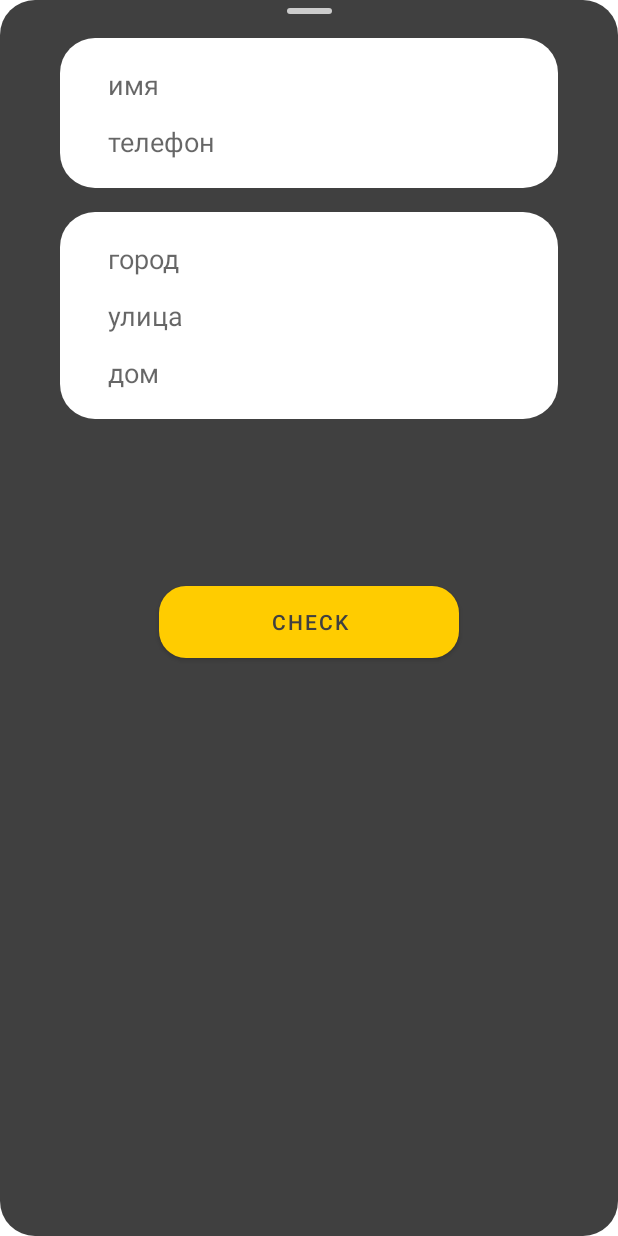
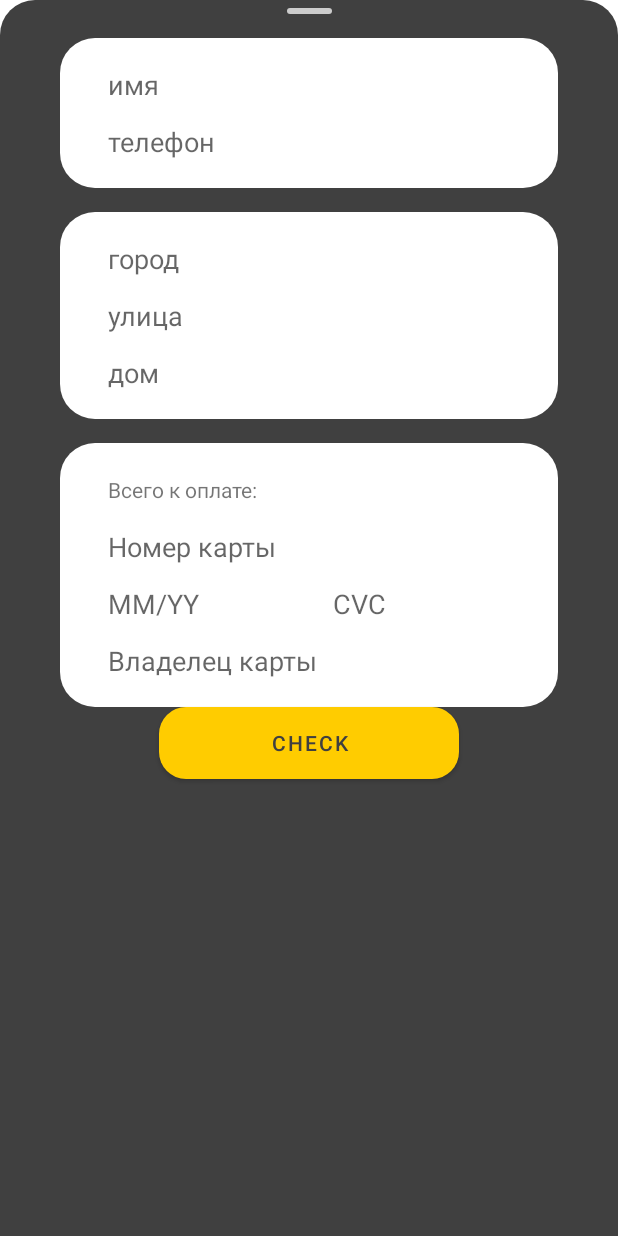
Before and after one commit to HiPPoTUS/IikoApi, an Android app: the layout on_order_pop_up.xml on its own in the app's theme, with its tools: preview values and no code run, on a phone screen of 412 x 824 dp. Run offline under Robolectric (Android 15) with nearby library versions, the phone set to English and light mode, and no system bars.

Commit message:
крч я просто добавил вьюшку по нажатию на оплатить она появляется я создал класс чекаутпэймент как холдер тип чтобы не загромождать дженерал активити тебе видимо нужно проверить на валидноть и на сколько я помню ордер доступен везде так чтио зависимости тянуть не придется никакие левые

```diff
--- a/app/src/main/java/com/example/iikoapi/general/GeneralActivity.kt
+++ b/app/src/main/java/com/example/iikoapi/general/GeneralActivity.kt
@@ -19,6 +19,7 @@ import kotlinx.android.synthetic.main.fragment_menu.*
 import kotlinx.android.synthetic.main.menu_recycler_view.*
 import com.example.iikoapi.startapp.menu
 import kotlinx.android.synthetic.main.activity_start.*
+import kotlinx.android.synthetic.main.on_order_pop_up.*
 
 lateinit var bottoNnavigationView : BottomNavigationView
 lateinit var men:List<Group>
@@ -52,7 +53,7 @@ class GeneralActivity : AppCompatActivity() {
                 R.id.acces_menu -> {selectedFragment = MenuFragment(0, this); TAG = "1"}
                 R.id.contacts -> {selectedFragment = ContactsFragment(this); TAG = "2"}
                 R.id.profile ->{ selectedFragment = ProfileFragment(); TAG = "3"}
-                R.id.basket ->{ selectedFragment = BasketFragment(this, navigationView); TAG = "4"}
+                R.id.basket ->{ selectedFragment = BasketFragment(this, navigationView, payment); TAG = "4"}
 
             }
 
--- a/app/src/main/res/drawable/splash.xml
+++ b/app/src/main/res/drawable/splash.xml
@@ -3,9 +3,9 @@
     <!-- Цвет фона, предпочтительно как в главной теме -->
     <item android:drawable="@color/yellow"/>
 
-    <item
-        android:gravity="center"
-        android:height="200dp"
-        android:width="175dp"
-        android:drawable="@drawable/lico"/>
+<!--    <item-->
+<!--        android:gravity="center"-->
+<!--        android:height="200dp"-->
+<!--        android:width="175dp"-->
+<!--        android:drawable="@drawable/lico"/>-->
 </layer-list>
--- a/app/src/main/res/layout/fragment_basket.xml
+++ b/app/src/main/res/layout/fragment_basket.xml
@@ -55,11 +55,11 @@
             android:layout_height="wrap_content"
             android:orientation="vertical">
             <com.google.android.material.button.MaterialButton
-                android:id="@+id/clear_basket"
+                android:id="@+id/pay_go_to_menu"
                 style="@style/Widget.AppCompat.Button.Borderless"
                 android:layout_width="match_parent"
                 android:layout_height="wrap_content"
-                android:text="Очистить карзину"
+                android:text="Оплатить"
                 android:insetTop="0dp"
                 android:insetBottom="0dp"
                 app:backgroundTint="@color/yellow"
--- a/app/src/main/res/layout/on_order_pop_up.xml
+++ b/app/src/main/res/layout/on_order_pop_up.xml
@@ -1,13 +1,19 @@
 <?xml version="1.0" encoding="utf-8"?>
-<androidx.constraintlayout.widget.ConstraintLayout xmlns:android="http://schemas.android.com/apk/res/android"
+<androidx.constraintlayout.widget.ConstraintLayout
+    android:id="@+id/payment"
+    xmlns:android="http://schemas.android.com/apk/res/android"
     android:layout_width="match_parent"
     android:layout_height="match_parent"
     xmlns:app="http://schemas.android.com/apk/res-auto"
-    android:background="@xml/r23"
+    android:background="@xml/r23_upper"
     android:paddingTop="5dp"
     android:paddingHorizontal="5dp"
     android:backgroundTint="@color/darkGrey"
-    android:clipToPadding="false">
+    android:clipToPadding="false"
+    app:layout_behavior="@string/bottom_sheet_behavior"
+    app:behavior_peekHeight="0dp"
+    app:behavior_hideable="true">
+
     <LinearLayout
         android:id="@+id/pisulka"
         android:layout_width="30dp"
@@ -16,8 +22,10 @@
         app:layout_constraintEnd_toEndOf="parent"
         app:layout_constraintStart_toStartOf="parent"
         android:background="@xml/r18"
-        android:backgroundTint="@color/lightGrey">
+        android:backgroundTint="@color/lightGrey"
+        android:orientation="vertical">
     </LinearLayout>
+
     <LinearLayout
         android:id="@+id/cu_contacts"
         android:background="@xml/r23"
@@ -31,6 +39,7 @@
         app:layout_constraintEnd_toEndOf="parent"
         android:padding="16dp"
         android:layout_margin="16dp">
+
         <EditText
             android:gravity="fill"
             android:paddingHorizontal="16dp"
@@ -53,7 +62,9 @@
             android:hint="телефон"
             />
     </LinearLayout>
+
     <LinearLayout
+        android:id="@+id/cu_address"
         android:layout_margin="16dp"
         android:layout_width="wrap_content"
         android:layout_height="wrap_content"
@@ -96,16 +107,95 @@
             android:hint="дом"/>
     </LinearLayout>
 
+    <LinearLayout
+        android:id="@+id/cu_payments"
+        android:layout_margin="16dp"
+        android:layout_width="wrap_content"
+        android:layout_height="wrap_content"
+        android:background="@xml/r23"
+        app:layout_constraintStart_toStartOf="parent"
+        app:layout_constraintEnd_toEndOf="parent"
+        android:orientation="vertical"
+        android:gravity="center"
+        android:padding="16dp"
+        app:layout_constraintTop_toBottomOf="@id/cu_address">
+
+        <TextView
+            android:id="@+id/total_price"
+            android:layout_width="300dp"
+            android:layout_height="30dp"
+            android:background="@xml/r18"
+            android:text="Всего к оплате:"
+            android:gravity="fill"
+            android:paddingHorizontal="16dp"/>
+
+        <EditText
+            android:id="@+id/edit_card_number"
+            android:gravity="fill"
+            android:paddingHorizontal="16dp"
+            app:layout_constraintStart_toStartOf="parent"
+            android:layout_width="300dp"
+            android:layout_height="30dp"
+            android:background="@xml/r18"
+            android:hint="Номер карты"
+            android:layout_marginTop="8dp"/>
+
+        <LinearLayout
+            android:layout_width="match_parent"
+            android:layout_height="wrap_content"
+            android:orientation="horizontal"
+            android:gravity="center"
+            android:layout_marginTop="8dp">
+
+            <EditText
+                android:gravity="fill"
+                android:autofillHints=".AUTOFILL_HINT_POSTAL_ADDRESS_STREET_ADDRESS"
+                android:paddingHorizontal="16dp"
+                android:id="@+id/edit_card_date"
+                android:layout_width="0dp"
+                android:layout_weight="1"
+                android:layout_height="30dp"
+                android:background="@xml/r18"
+                android:hint="MM/YY"
+                android:inputType="date"/>
+
+            <EditText
+                android:id="@+id/edit_card_cvc"
+                android:gravity="fill"
+                android:paddingHorizontal="16dp"
+                android:layout_weight="1"
+                android:layout_height="30dp"
+                android:width="0dp"
+                android:background="@xml/r18"
+                android:inputType="number"
+                android:hint="CVC"
+                android:layout_width="0dp" />
+
+        </LinearLayout>
+
+        <EditText
+            android:id="@+id/edit_card_holder_name"
+            android:gravity="fill"
+            android:paddingHorizontal="16dp"
+            app:layout_constraintStart_toStartOf="parent"
+            android:layout_width="300dp"
+            android:layout_height="30dp"
+            android:background="@xml/r18"
+            android:hint="Владелец карты"
+            android:layout_marginTop="8dp"/>
+
+    </LinearLayout>
+
     <Button
+        android:id="@+id/check_pay"
         android:layout_width="200dp"
         android:layout_height="wrap_content"
         android:background="@xml/r18"
         android:backgroundTint="@color/lightGrey"
         android:backgroundTintMode="src_atop"
-        app:layout_constraintBottom_toBottomOf="parent"
         app:layout_constraintEnd_toEndOf="parent"
-        app:layout_constraintTop_toTopOf="parent"
         app:layout_constraintStart_toStartOf="parent"
+        app:layout_constraintTop_toBottomOf="@id/cu_payments"
         android:text="CHECK"
         android:textColor="@color/darkGrey"/>
 
--- a/app/src/main/res/values/strings.xml
+++ b/app/src/main/res/values/strings.xml
@@ -4,4 +4,5 @@
     <string name="title_activity_start">StartActivity</string>
     <string name="dummy_content">DUMMY\nCONTENT</string>
     <string name="title_activity_maps">Map</string>
+    <string name="publicId">test_api_00000000000000000000001</string>
 </resources>
--- /dev/null
+++ b/app/src/main/res/xml/r23_upper.xml
@@ -0,0 +1,10 @@
+<shape xmlns:android="http://schemas.android.com/apk/res/android"
+    android:shape="rectangle">
+    <!-- radius should be half of the desired TabLayout height -->
+    <corners
+        android:topRightRadius="23dp"
+        android:topLeftRadius="23dp"
+        android:bottomRightRadius="0dp"
+        android:bottomLeftRadius="0dp"/>
+    <solid android:color="@color/white" />
+</shape>
```
Also changed, not shown: app/src/main/java/com/example/iikoapi/general/BasketFragment.kt (+13 -16 lines), app/src/main/java/com/example/iikoapi/general/payment/CheckoutPayment.kt (added, +83 -0 lines), app/src/main/res/layout/activity_general.xml (+8 -1 lines).
